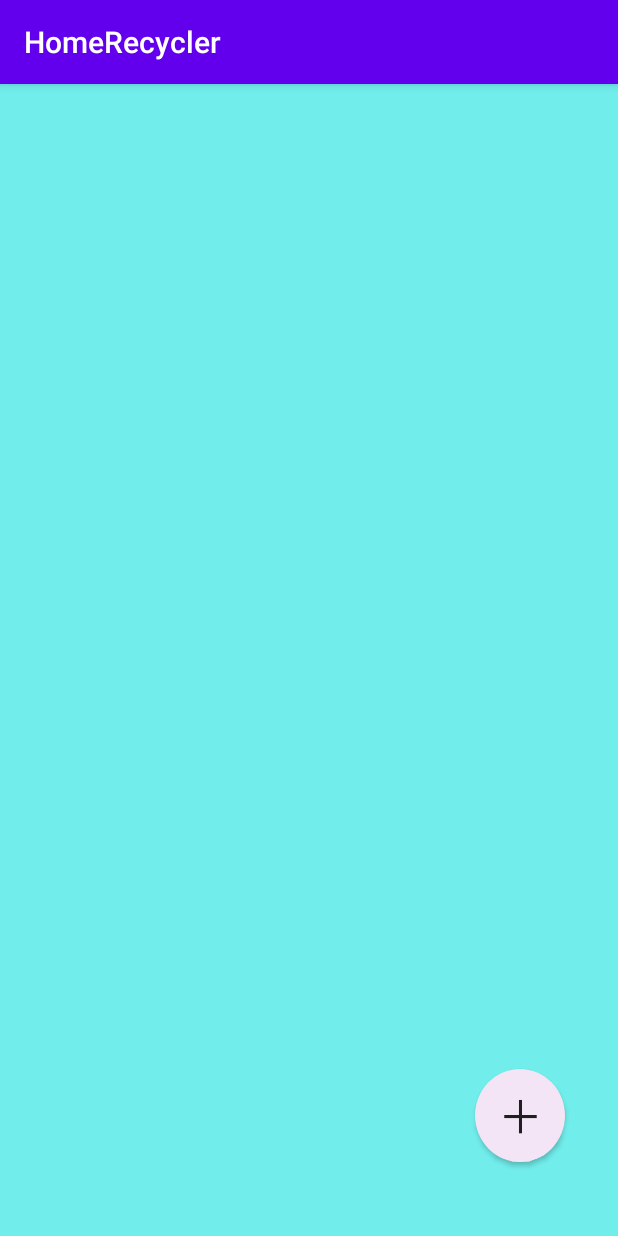
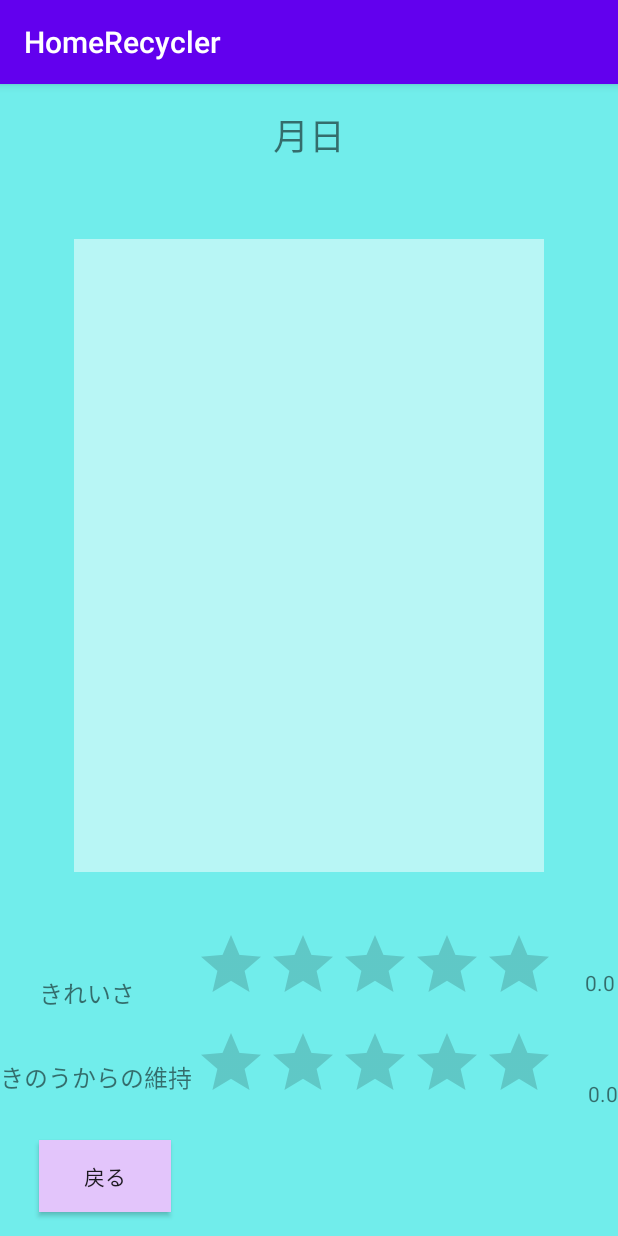
Before and after one commit to asa-ko/HomeRecycler617___, an Android app: the ShowActivity screen opened directly, with no data from a screen before it, on a phone screen of 412 x 824 dp. Run offline under Robolectric (Android 15) with nearby library versions, the phone set to English and light mode, and no system bars; libraries missing offline, so code that uses them is left out: io.realm; 2 statements that could not run were skipped.

Commit message:
homerecycler6/13

```diff
--- a/app/src/main/java/app/shigenawa/ass/homerecycler/ShowActivity.kt
+++ b/app/src/main/java/app/shigenawa/ass/homerecycler/ShowActivity.kt
@@ -5,26 +5,37 @@ import android.net.Uri
 import androidx.appcompat.app.AppCompatActivity
 import android.os.Bundle
 import androidx.core.net.toUri
+import io.realm.Realm
 import kotlinx.android.synthetic.main.activity_register.*
 
 class ShowActivity : AppCompatActivity() {
+    val realm: Realm = Realm.getDefaultInstance()
 
     override fun onCreate(savedInstanceState: Bundle?) {
         super.onCreate(savedInstanceState)
-        setContentView(R.layout.activity_main)
+        setContentView(R.layout.activity_show)
 
-        val dateText=intent.getStringExtra("date")
-        val imageUri=intent.getStringExtra("imageUri")
+        val time: Time? = read()
+        //val dateText = intent.getStringExtra("date")
+        //val imageUri = intent.getStringExtra("imageUri")
 
-       val  uri:Uri=imageUri.toUri()
+        if(time!=null) {
+            val uried: Uri = Uri.parse(time.uri)
+            val dated:String?=time.timeData
 
-        dateShowText.setText(dateText)
-        imageView.setImageURI(uri)
+          //  dateShowText.text=dateText
+           // imageView.setImageURI(uried)
+        }
+
 
         backButton.setOnClickListener {
-            val MainPage=Intent(this,MainActivity::class.java)
-            startActivity(MainPage)
+            val HomePage = Intent(this, MainActivity::class.java)
+            startActivity(HomePage)
             finish()
         }
     }
+        fun read():Time?{
+            return realm.where(Time::class.java).findFirst()
+        }
+
 }
--- a/app/src/main/res/layout/activity_show.xml
+++ b/app/src/main/res/layout/activity_show.xml
@@ -12,21 +12,21 @@
         android:layout_width="0dp"
         android:layout_height="0dp"
         android:layout_marginStart="49dp"
-        android:layout_marginTop="78dp"
+        android:layout_marginTop="103dp"
         android:layout_marginEnd="49dp"
-        android:layout_marginBottom="79dp"
+        android:layout_marginBottom="103dp"
         android:background="#80FFFFFF"
         android:scaleType="centerCrop"
-        app:layout_constraintBottom_toTopOf="@+id/textView2"
+        app:layout_constraintBottom_toTopOf="@+id/ratingBar2"
         app:layout_constraintEnd_toEndOf="parent"
         app:layout_constraintStart_toStartOf="parent"
-        app:layout_constraintTop_toBottomOf="@+id/dateShowText" />
+        app:layout_constraintTop_toTopOf="parent" />
 
     <TextView
         android:id="@+id/dateShowText"
-        android:layout_width="150dp"
-        android:layout_height="40dp"
-        android:layout_marginTop="19dp"
+        android:layout_width="wrap_content"
+        android:layout_height="wrap_content"
+        android:layout_marginTop="16dp"
         android:text="月日"
         android:textSize="24sp"
         app:layout_constraintEnd_toEndOf="parent"
@@ -37,19 +37,19 @@
         android:id="@+id/backButton"
         android:layout_width="wrap_content"
         android:layout_height="wrap_content"
-        android:layout_marginEnd="10dp"
-        android:layout_marginBottom="34dp"
+        android:layout_marginStart="26dp"
+        android:layout_marginBottom="16dp"
         android:background="#E3C5FB"
         android:text="戻る"
         app:layout_constraintBottom_toBottomOf="parent"
-        app:layout_constraintEnd_toEndOf="@+id/textView2" />
+        app:layout_constraintStart_toStartOf="parent" />
 
     <TextView
         android:id="@+id/textView"
         android:layout_width="wrap_content"
         android:layout_height="wrap_content"
-        android:layout_marginStart="29dp"
-        android:layout_marginBottom="22dp"
+        android:layout_marginStart="26dp"
+        android:layout_marginBottom="32dp"
         android:text="きれいさ"
         android:textSize="16sp"
         app:layout_constraintBottom_toTopOf="@+id/textView2"
@@ -59,29 +59,58 @@
         android:id="@+id/textView2"
         android:layout_width="wrap_content"
         android:layout_height="wrap_content"
-        android:layout_marginEnd="13dp"
-        android:layout_marginBottom="21dp"
+        android:layout_marginBottom="30dp"
         android:text="きのうからの維持"
         android:textSize="16sp"
         app:layout_constraintBottom_toTopOf="@+id/backButton"
         app:layout_constraintEnd_toStartOf="@+id/ratingBar2"
+        app:layout_constraintHorizontal_chainStyle="spread_inside"
         app:layout_constraintStart_toStartOf="parent" />
 
     <RatingBar
-        android:id="@+id/ratingBar"
+        android:id="@+id/ratingBar1"
         android:layout_width="wrap_content"
         android:layout_height="wrap_content"
-        android:layout_marginTop="11dp"
-        app:layout_constraintStart_toStartOf="@+id/ratingBar2"
-        app:layout_constraintTop_toBottomOf="@+id/imageView" />
+        android:layout_marginBottom="29dp"
+        android:numStars="5"
+        android:stepSize="0.5"
+        app:layout_constraintBottom_toTopOf="@+id/textView2"
+        app:layout_constraintStart_toStartOf="@+id/ratingBar2" />
 
     <RatingBar
         android:id="@+id/ratingBar2"
         android:layout_width="wrap_content"
         android:layout_height="wrap_content"
-        android:layout_marginEnd="9dp"
+        android:layout_marginTop="8dp"
+        android:layout_marginEnd="20dp"
+        android:numStars="5"
+        android:stepSize="0.5"
+        app:layout_constraintEnd_toStartOf="@+id/ratingText2"
+        app:layout_constraintStart_toEndOf="@+id/textView2"
+        app:layout_constraintTop_toBottomOf="@+id/ratingBar1" />
+
+    <TextView
+        android:id="@+id/ratingText2"
+        android:layout_width="wrap_content"
+        android:layout_height="21dp"
+        android:layout_marginTop="73dp"
+        android:layout_marginBottom="83dp"
+        android:text="0.0"
+        app:layout_constraintBottom_toBottomOf="parent"
         app:layout_constraintEnd_toEndOf="parent"
-        app:layout_constraintStart_toEndOf="@+id/textView2"
-        app:layout_constraintTop_toBottomOf="@+id/ratingBar" />
+        app:layout_constraintStart_toEndOf="@+id/ratingBar2"
+        app:layout_constraintTop_toTopOf="@+id/ratingText1" />
+
+    <TextView
+        android:id="@+id/ratingText1"
+        android:layout_width="wrap_content"
+        android:layout_height="21dp"
+        android:layout_marginTop="62dp"
+        android:layout_marginEnd="2dp"
+        android:layout_marginBottom="62dp"
+        android:text="0.0"
+        app:layout_constraintBottom_toBottomOf="@+id/textView2"
+        app:layout_constraintEnd_toEndOf="parent"
+        app:layout_constraintTop_toBottomOf="@+id/imageView" />
 
 </androidx.constraintlayout.widget.ConstraintLayout>
```
Also changed, not shown: app/src/main/java/app/shigenawa/ass/homerecycler/RegisterActivity.kt (+55 -9 lines), app/src/main/java/app/shigenawa/ass/homerecycler/Time.kt (+8 -2 lines), app/src/main/res/layout/activity_register.xml (+68 -28 lines).
